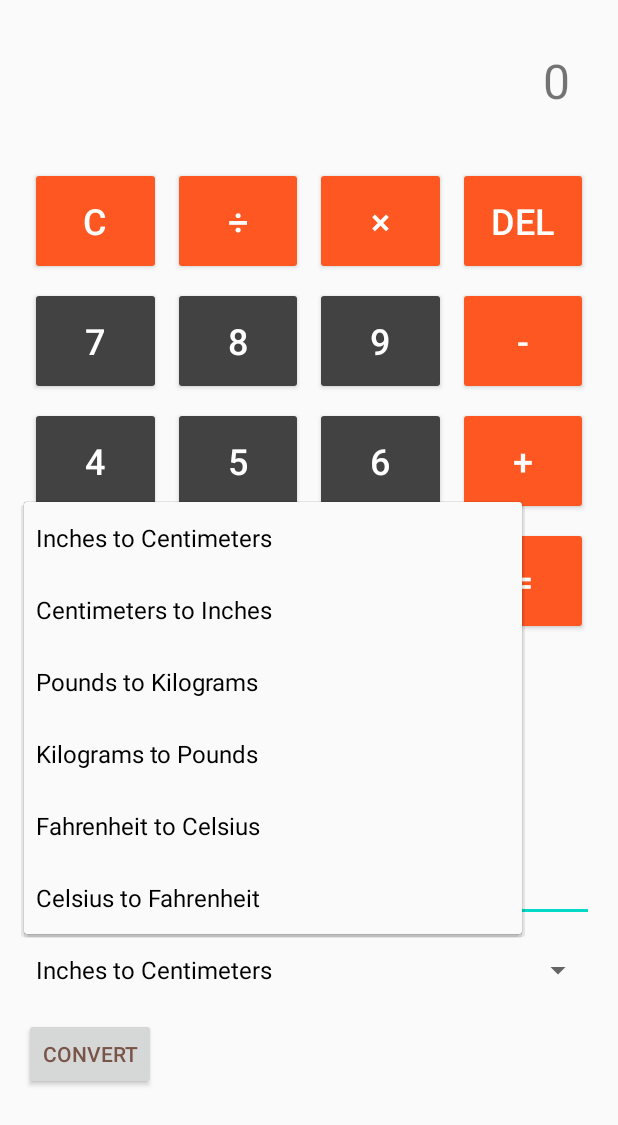
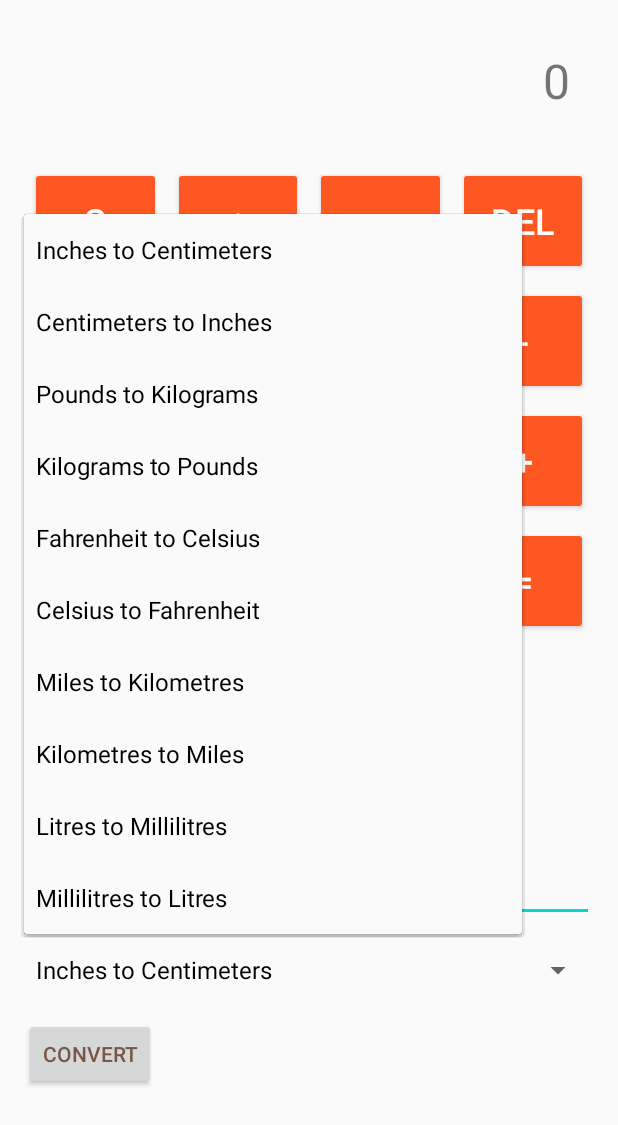
Before and after one commit to skodinger/CalcAndConverter, an Android app built with Jetpack Compose: the screen it shows after launch (MainActivity), after a tap on "Inches to Centimeters", on a phone screen of 412 x 824 dp. Shown: the top 1125 px of the screen. Run offline under Robolectric (Android 15) with nearby library versions, the phone set to English and light mode, and no system bars.

Commit message:
feat: add ml -> litre and m -> km conversions

```diff
--- a/app/src/main/java/com/example/calcandconverter/MainActivity.kt
+++ b/app/src/main/java/com/example/calcandconverter/MainActivity.kt
@@ -86,6 +86,10 @@ class MainActivity : AppCompatActivity() {
             getString(R.string.kg_to_pounds),
             getString(R.string.fahrenheit_to_celsius),
             getString(R.string.celsius_to_fahrenheit),
+            getString(R.string.miles_to_km),
+            getString(R.string.km_to_miles),
+            getString(R.string.litres_to_millilitres),
+            getString(R.string.millilitres_to_litres),
         )
         val adapter = ArrayAdapter(this, android.R.layout.simple_spinner_dropdown_item, conversions)
         spinner.adapter = adapter
@@ -101,6 +105,10 @@ class MainActivity : AppCompatActivity() {
                     getString(R.string.kg_to_pounds) -> Pair(value * 2.20462, getString(R.string.unit_lbs))
                     getString(R.string.fahrenheit_to_celsius) -> Pair((value - 32) * 5/9, getString(R.string.unit_celsius))
                     getString(R.string.celsius_to_fahrenheit) -> Pair((value * 9/5) + 32, getString(R.string.unit_fahrenheit))
+                    getString(R.string.miles_to_km) -> Pair(value * 1.60934, getString(R.string.unit_km))
+                    getString(R.string.km_to_miles) -> Pair(value * 0.621371, getString(R.string.unit_miles))
+                    getString(R.string.litres_to_millilitres) -> Pair(value * 1000, getString(R.string.unit_millilitres))
+                    getString(R.string.millilitres_to_litres) -> Pair(value / 1000, getString(R.string.unit_litres))
                     else -> Pair(0.0, "")
                 }
 
@@ -112,7 +120,6 @@ class MainActivity : AppCompatActivity() {
 // For valid conversion
                 val formattedResult = "%.2f %s".format(result, unit)
                 tvConversionResult.text = getString(R.string.conversion_result, formattedResult)
-
             } else {
                 tvConversionResult.text = getString(R.string.enter_valid_number)
             }
--- a/app/src/main/res/values/strings.xml
+++ b/app/src/main/res/values/strings.xml
@@ -40,7 +40,14 @@
     <string name="pounds_to_kg">Pounds to Kilograms</string>
     <string name="kg_to_pounds">Kilograms to Pounds</string>
     <string name="fahrenheit_to_celsius">Fahrenheit to Celsius</string>
-    <string name="celsius_to_fahrenheit">Celsius to Fahrenheit</string>
+    <string name="celsius_to_fahrenheit">Celsius to Fahrenheit</string>    <string name="miles_to_km">Miles to Kilometres</string>
+    <string name="km_to_miles">Kilometres to Miles</string>
+    <string name="litres_to_millilitres">Litres to Millilitres</string>
+    <string name="millilitres_to_litres">Millilitres to Litres</string>
+    <string name="unit_km">km</string>
+    <string name="unit_miles">miles</string>
+    <string name="unit_litres">litres</string>
+    <string name="unit_millilitres">ml</string>
     <string name="conversion_result">Result: %1$s</string>
 
     <!-- SI Units -->
```
